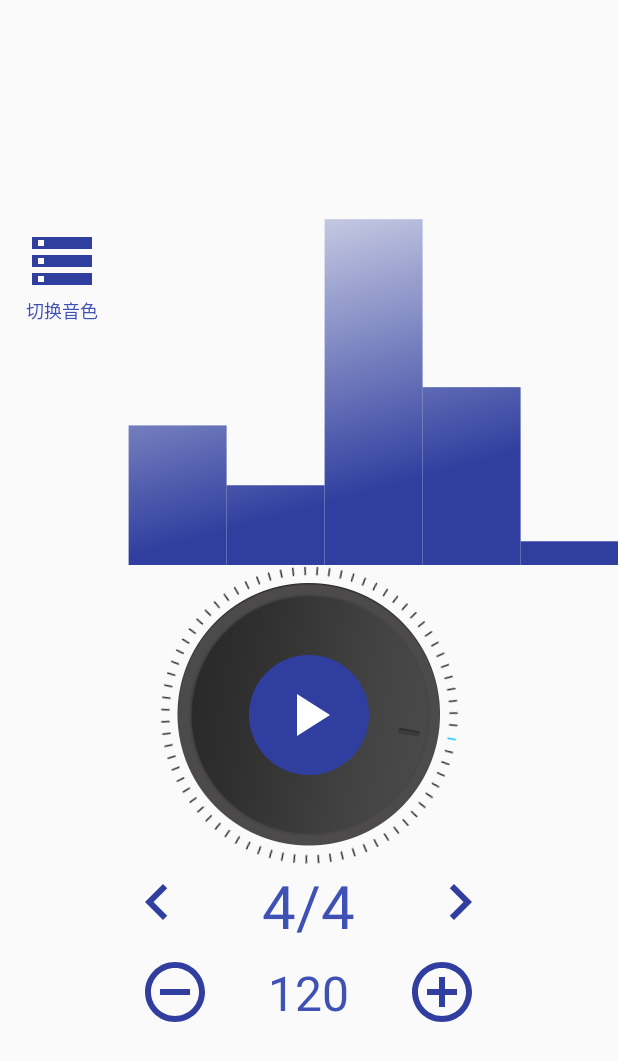
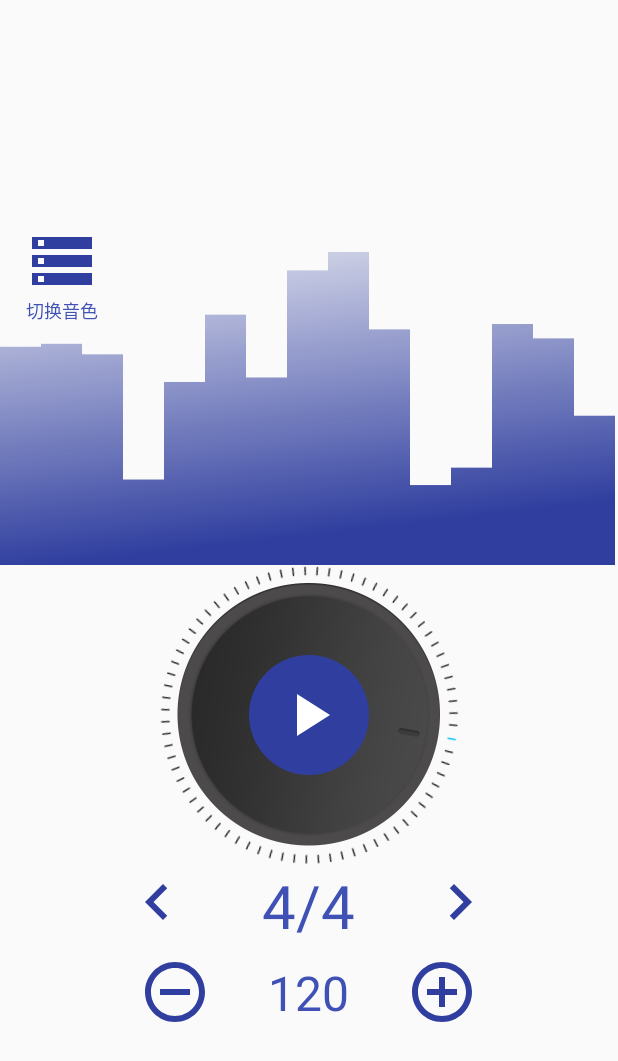
Before and after one commit to 54wall/Metronome, an Android app: the screen it shows after launch (MainActivity), on a phone screen of 412 x 824 dp. Shown: the top 1061 px of the screen. Run offline under Robolectric (Android 15) with nearby library versions, the phone set to English and light mode, and no system bars; our stand-ins replace ButterKnife, Dagger/Hilt's generated code, RxJava; libraries missing offline, so code that uses them is left out: com.jakewharton.rxbinding2; 5 statements that could not run were skipped.

Commit message:
柱状图铺满左右，取消左边便宜量。

```diff
--- a/app/src/main/java/pri/weiqiang/metronome/customview/VolumneView.java
+++ b/app/src/main/java/pri/weiqiang/metronome/customview/VolumneView.java
@@ -16,7 +16,7 @@ import pri.weiqiang.metronome.R;
 
 public class VolumneView extends View {
 
-    public static final int OFFSET = 5;
+    public static final int OFFSET = 0;//左边起始偏移量
     private String TAG = VolumneView.class.getSimpleName();
     private Paint mPaint;
     private int mCount;
@@ -60,7 +60,8 @@ public class VolumneView extends View {
         super.onSizeChanged(w, h, oldw, oldh);
         mWidth = getMeasuredWidth();
         mRectHeight = getMeasuredHeight();
-        mRectWidth = (int) (mWidth * 0.8 / mCount);
+        mRectWidth = mWidth / mCount;
+        Log.e(TAG, "mWidth:" + mWidth + "mRectWidth:" + mRectWidth);
         mLinearGradient = new LinearGradient(0, 0, mRectWidth, mRectHeight,
                 Color.TRANSPARENT, getResources().getColor(R.color.colorPrimaryDark)
                 , Shader.TileMode.CLAMP);
@@ -70,21 +71,19 @@ public class VolumneView extends View {
 
     @Override
     protected void onDraw(Canvas canvas) {
-
+        //整个onDraw将会一直循环运行
+//        Log.e(TAG, "onDraw");
         super.onDraw(canvas);
         for (int i = 0; i < mCount; i++) {
             mRandom = Math.random();
             mcurrentHeight = (float) (mRectHeight * mRandom);
-            float width = (float) (mWidth * 0.4 / 2 + OFFSET);
-            canvas.drawRect(width + i * mRectWidth, mcurrentHeight, width
+            canvas.drawRect(OFFSET + i * mRectWidth, mcurrentHeight, OFFSET
                     + (i + 1) * mRectWidth, mRectHeight, mPaint);
         }
         postInvalidateDelayed(delay);
-        Log.e(TAG, "onDraw delay:" + delay);
     }
 
     public void setDelay(int delay) {
         this.delay = delay;
-        Log.e(TAG, "setDelay delay:" + delay);
     }
 }
--- a/app/src/main/res/layout/activity_main.xml
+++ b/app/src/main/res/layout/activity_main.xml
@@ -17,7 +17,7 @@
             android:layout_height="240dp"
             android:layout_alignParentStart="true"
             android:layout_alignParentTop="true"
-            custom:count="5" />
+            custom:count="15" />
 
         <LinearLayout
             android:layout_width="wrap_content"
```
